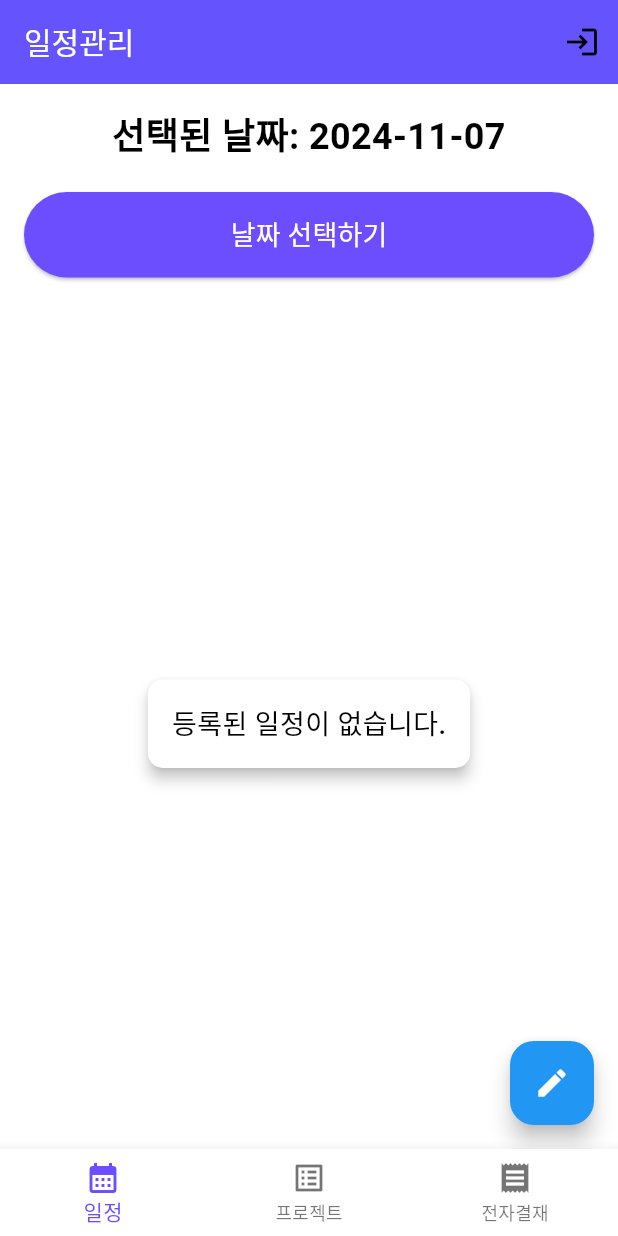
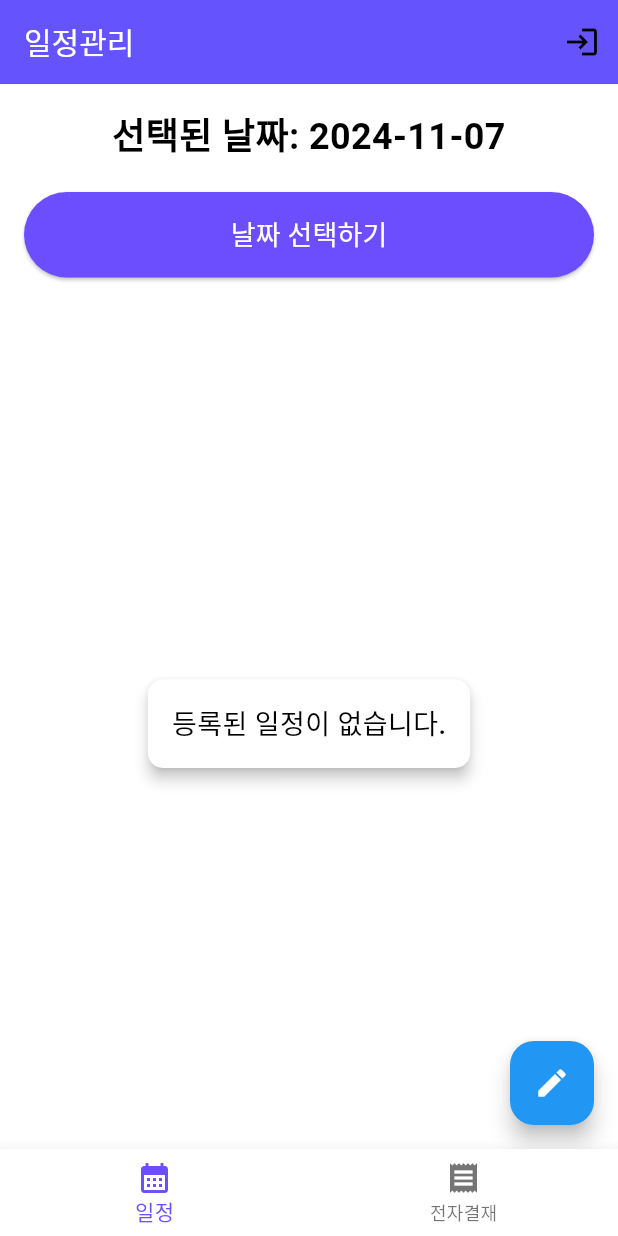
Before and after one commit to HwangSangSub/CollaVoreFlutter, a Flutter app: the MyHomePage screen opened directly, on a phone screen of 412 x 824 dp. Run offline on Flutter 3.47's test engine with Material 3 defaults, Android fonts, the phone set to English and light mode, and no system bars; our stand-ins replace image_picker, sqflite, table_calendar; missing offline and left inert: pdfx; accounts and stored records are empty; network calls fail.

Commit message:
프로젝트관리 메뉴 삭제

```diff
--- a/lib/main.dart
+++ b/lib/main.dart
@@ -6,7 +6,7 @@ import 'package:flutter_localizations/flutter_localizations.dart';
 import './provider/loginProvider.dart';
 import './screens/member/login.dart';
 import './screens/cals/list.dart';
-import './screens/project/list.dart';
+// import './screens/project/list.dart';
 import './screens/appr/list.dart';
 
 import './screens/member/myPage.dart';
@@ -91,11 +91,11 @@ class _MyHomePageState extends State<MyHomePage> {
         page = const CalsPage();
         selectedName = '일정관리';
         break;
+      // case 1:
+      //   page = ProjectPage();
+      //   selectedName = '프로젝트관리';
+      //   break;
       case 1:
-        page = ProjectPage();
-        selectedName = '프로젝트관리';
-        break;
-      case 2:
         page = ApprPage();
         selectedName = '전자결재관리';
         break;
@@ -179,10 +179,10 @@ class _MyHomePageState extends State<MyHomePage> {
                   icon: Icon(Icons.calendar_month),
                   label: '일정',
                 ),
-                BottomNavigationBarItem(
-                  icon: Icon(Icons.list_alt),
-                  label: '프로젝트',
-                ),
+                // BottomNavigationBarItem(
+                //   icon: Icon(Icons.list_alt),
+                //   label: '프로젝트',
+                // ),
                 BottomNavigationBarItem(
                   icon: Icon(Icons.receipt),
                   label: '전자결재',
```
